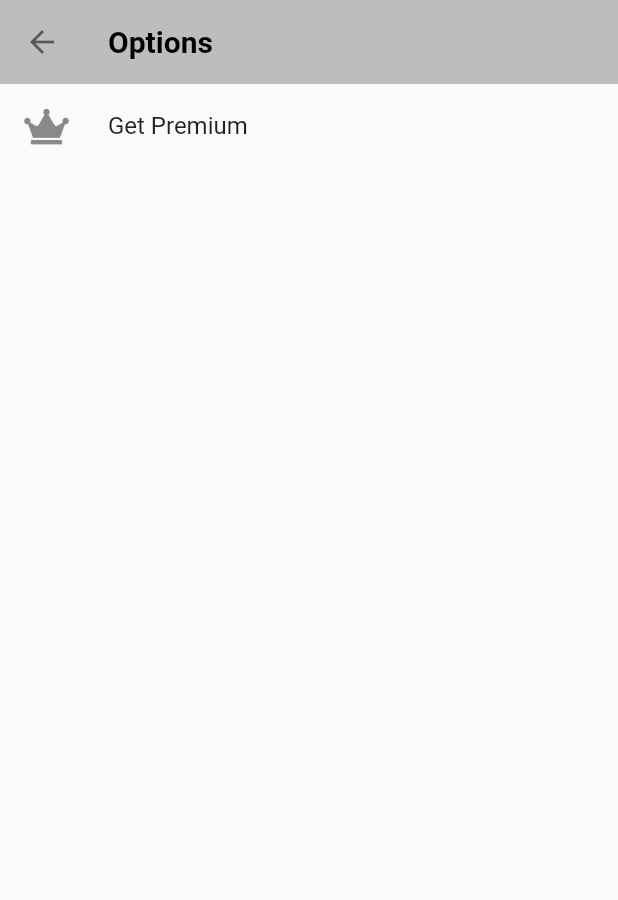
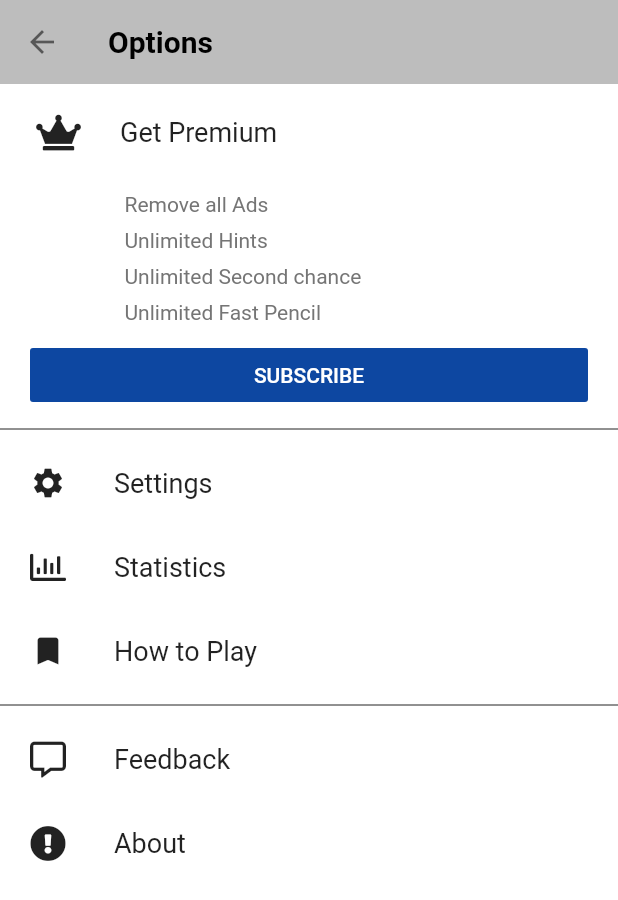
Before and after one commit to 1darpan/Sudoku, a Flutter app: the NewGame screen opened by its route, after a tap on the "settings" icon, on a phone screen of 412 x 824 dp. Shown: the top 900 px of the screen. Run offline on Flutter 3.47's test engine with Material 2 defaults, Android fonts, the phone set to English and light mode, and no system bars; our stand-ins replace firebase_auth, firebase_core, font_awesome_flutter, google_sign_in, splashscreen; accounts and stored records are empty.

```diff
--- a/lib/main.dart
+++ b/lib/main.dart
@@ -6,8 +6,11 @@ import 'package:sudoku_app/screens/settings_screen.dart';
 import 'screens/welcome_screen.dart';
 import 'package:splashscreen/splashscreen.dart';
 import 'screens/help.dart';
+import 'package:firebase_core/firebase_core.dart';
 
-void main() {
+void main() async {
+  WidgetsFlutterBinding.ensureInitialized();
+  await Firebase.initializeApp();
   runApp(
     MaterialApp(
       debugShowCheckedModeBanner: false,
--- a/lib/screens/new_game.dart
+++ b/lib/screens/new_game.dart
@@ -22,9 +22,9 @@ class NewGame extends StatelessWidget {
               boxShadow: [
                 BoxShadow(
                   color: Colors.grey.withOpacity(0.5),
-                  spreadRadius: 5.0,
+                  spreadRadius: 2.0,
                   blurRadius: 7.0,
-                  offset: Offset(2, 2),
+                  offset: Offset(3, 3),
                 )
               ]),
           child: Center(
@@ -102,6 +102,10 @@ class NewGame extends StatelessWidget {
           Container(
             padding: EdgeInsets.symmetric(vertical: 6.0),
             alignment: Alignment.topCenter,
+            decoration: BoxDecoration(
+              color: Colors.white,
+              borderRadius: BorderRadius.circular(10.0),
+            ),
             child: Row(
               mainAxisAlignment: MainAxisAlignment.spaceAround,
               children: [
--- a/lib/screens/options_screen.dart
+++ b/lib/screens/options_screen.dart
@@ -1,5 +1,6 @@
 import 'package:flutter/material.dart';
 import 'package:font_awesome_flutter/font_awesome_flutter.dart';
+import 'package:sudoku_app/screens/about.dart';
 
 class OptionsScreen extends StatelessWidget {
   static String optionsScreen = '/optionsScreen';
@@ -19,14 +20,129 @@ class OptionsScreen extends StatelessWidget {
           ),
         ),
         body: Container(
+          color: Colors.white,
           child: Column(
+            crossAxisAlignment: CrossAxisAlignment.start,
             children: [
-              ListTile(
-                leading: Icon(FontAwesomeIcons.crown),
-                title: Text('Get Premium'),
-              )
+              Card(
+                  elevation: 0.0,
+                  child: ListTile(
+                    leading: Icon(
+                      FontAwesomeIcons.crown,
+                      color: Colors.black87,
+                    ),
+                    contentPadding: EdgeInsets.symmetric(horizontal: 20.0),
+                    title: Text(
+                      'Get Premium',
+                      style: TextStyle(fontSize: 18.0),
+                    ),
+                  )),
+              Padding(
+                padding: const EdgeInsets.only(left: 83.0),
+                child: Column(
+                  crossAxisAlignment: CrossAxisAlignment.start,
+                  children: [
+                    Padding(
+                      padding: const EdgeInsets.only(top: 8.0),
+                      child: Text(
+                        'Remove all Ads',
+                        style: TextStyle(color: Colors.grey.shade600),
+                      ),
+                    ),
+                    Padding(
+                      padding: const EdgeInsets.only(top: 8.0),
+                      child: Text(
+                        'Unlimited Hints',
+                        style: TextStyle(color: Colors.grey.shade600),
+                      ),
+                    ),
+                    Padding(
+                      padding: const EdgeInsets.only(top: 8.0),
+                      child: Text(
+                        'Unlimited Second chance',
+                        style: TextStyle(color: Colors.grey.shade600),
+                      ),
+                    ),
+                    Padding(
+                      padding: const EdgeInsets.only(top: 8.0),
+                      child: Text(
+                        'Unlimited Fast Pencil',
+                        style: TextStyle(color: Colors.grey.shade600),
+                      ),
+                    ),
+                  ],
+                ),
+              ),
+              Padding(
+                padding: EdgeInsets.only(
+                    left: 20.0, right: 20.0, top: 10.0, bottom: 4.0),
+                child: FlatButton(
+                    minWidth: double.infinity,
+                    disabledColor: Colors.blue.shade900,
+                    onPressed: null,
+                    child: Text(
+                      'SUBSCRIBE',
+                      style: TextStyle(color: Colors.white),
+                    )),
+              ),
+              Divider(color: Colors.black87),
+              cardWidget(
+                iconName: Icons.settings,
+                text: 'Settings',
+                onPressed: () {},
+              ),
+              cardWidget(
+                iconName: FontAwesomeIcons.chartBar,
+                text: 'Statistics',
+                onPressed: () {},
+              ),
+              cardWidget(
+                iconName: Icons.bookmark,
+                text: 'How to Play',
+                onPressed: () {},
+              ),
+              Divider(color: Colors.black87),
+              cardWidget(
+                iconName: FontAwesomeIcons.commentAlt,
+                text: 'Feedback',
+                onPressed: () {},
+              ),
+              cardWidget(
+                iconName: FontAwesomeIcons.exclamationCircle,
+                text: 'About',
+                onPressed: () {
+                  Navigator.pushNamed(context, AboutScreen.aboutScreen);
+                },
+              ),
             ],
           ),
         ));
   }
 }
+
+class cardWidget extends StatelessWidget {
+  final IconData iconName;
+  final String text;
+  final Function onPressed;
+
+  cardWidget(
+      {@required this.iconName, @required this.text, @required this.onPressed});
+
+  @override
+  Widget build(BuildContext context) {
+    return GestureDetector(
+      onTap: onPressed,
+      child: ListTile(
+        leading: Icon(
+          iconName,
+          color: Colors.black87,
+        ),
+        contentPadding: EdgeInsets.symmetric(horizontal: 20.0),
+        title: Text(
+          text,
+          style: TextStyle(fontSize: 18.0),
+        ),
+      ),
+    );
+  }
+}
--- a/lib/screens/welcome_screen.dart
+++ b/lib/screens/welcome_screen.dart
@@ -1,5 +1,6 @@
 import 'package:flutter/cupertino.dart';
 import 'package:flutter/material.dart';
+import 'package:sudoku_app/screens/personal.dart';
 import '../services/welcome_screen_ui.dart';
 
 class WelcomeScreen extends StatefulWidget {
@@ -14,10 +15,7 @@ class _WelcomeScreenState extends State<WelcomeScreen> {
       TextStyle(fontSize: 30, fontWeight: FontWeight.bold);
   static List<Widget> _widgetOptions = <Widget>[
     WelcomeScreenUI(),
-    Text(
-      'Personal',
-      style: optionStyle,
-    ),
+    PersonalScreen(),
   ];
 
   void _onItemTapped(int index) {
--- a/pubspec.yaml
+++ b/pubspec.yaml
@@ -30,6 +30,9 @@ dependencies:
   cupertino_icons: ^0.1.3
   splashscreen: ^1.3.5
   font_awesome_flutter: ^8.10.0
+  google_sign_in: ^4.5.6
+  firebase_auth: ^0.18.4+1
+  firebase_core: ^0.5.3
 
 dev_dependencies:
   flutter_test:
@@ -49,6 +52,7 @@ flutter:
   # To add assets to your application, add an assets section, like this:
   assets:
     - images/
+    - assets/
 
   # An image asset can refer to one or more resolution-specific "variants", see
   # https://flutter.dev/assets-and-images/#resolution-aware.
```
Also changed, not shown: lib/screens/personal.dart (added, +65 -0 lines), assets/crown_icon.png (added), pubspec.lock, 3 other files.
